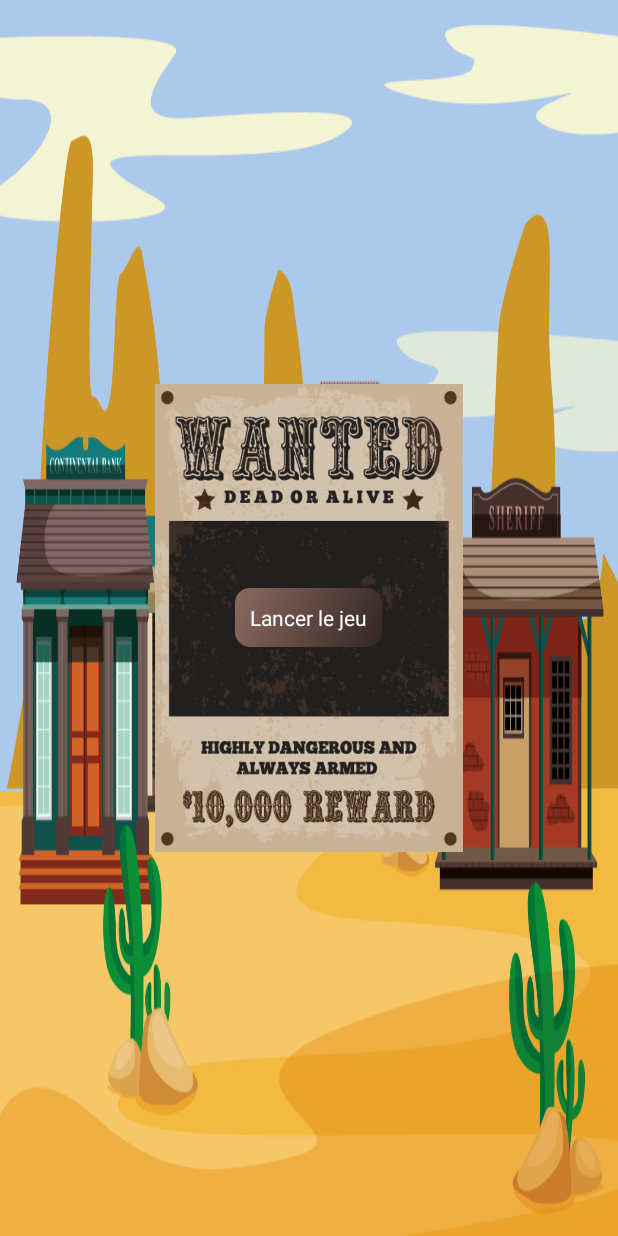
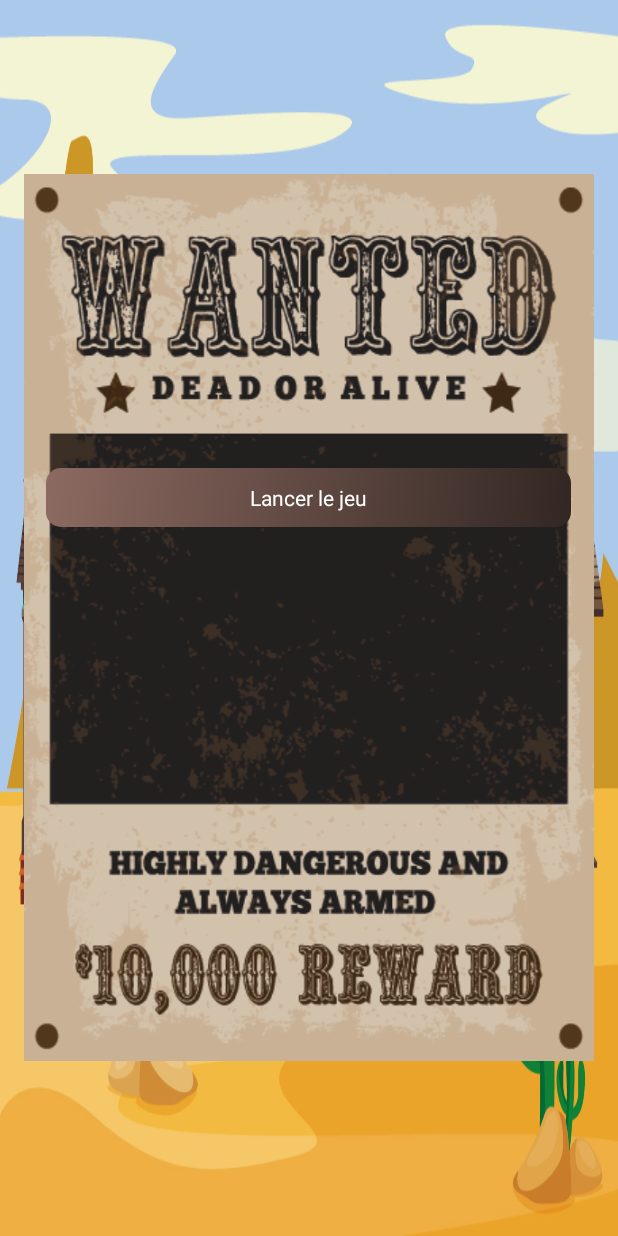
Before and after one commit to NitriKx/M2DL-FHCI-Challenge, an Android app: the screen it shows after launch (GameActivity), on a phone screen of 412 x 824 dp. Run offline under Robolectric (Android 15) with nearby library versions, the phone set to English and light mode, and no system bars.

Commit message:
Modificiation taille menu ecran principal

```diff
--- a/app/src/main/res/layout/activity_game.xml
+++ b/app/src/main/res/layout/activity_game.xml
@@ -15,22 +15,30 @@
         android:layout_alignParentStart="false">
 
         <ImageView
-            android:layout_width="205dp"
-            android:layout_height="312dp"
+            android:layout_width="wrap_content"
+            android:layout_height="wrap_content"
             android:id="@+id/imageView"
             android:background="@drawable/menubackground"
             android:layout_gravity="center"
             android:layout_centerVertical="true"
             android:layout_centerHorizontal="true" />
 
-        <Button
-            android:layout_width="wrap_content"
-            android:layout_height="wrap_content"
-            android:text="Lancer le jeu"
-            android:id="@+id/button"
-            android:layout_gravity="center_horizontal"
+        <LinearLayout
+            android:orientation="vertical"
+            android:layout_width="350dp"
+            android:layout_height="200dp"
             android:layout_centerVertical="true"
-            android:layout_centerHorizontal="true" />
+            android:layout_centerHorizontal="true">
+
+            <Button
+                android:layout_width="fill_parent"
+                android:layout_height="wrap_content"
+                android:text="Lancer le jeu"
+                android:id="@+id/button"
+                android:layout_centerVertical="true"
+                android:layout_centerHorizontal="true"
+                android:layout_gravity="center" />
+        </LinearLayout>
 
     </RelativeLayout>
 
```
